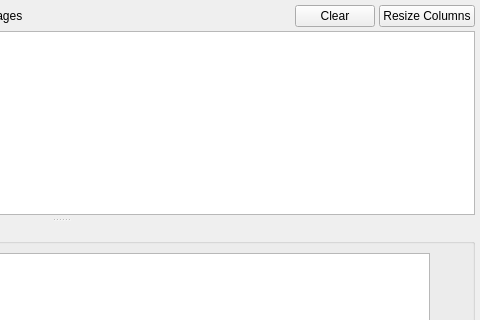
ros-visualization/rqt_common_plugins, file rqt_console/resource/console_widget.ui: the form before one commit; both pictures show x 358 to 838 and y 0 to 320 of the 838 by 675 pixel window.
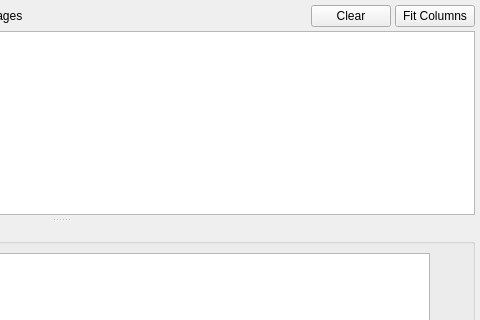
The form after the commit. Custom widgets are drawn as their Qt base class.

Diff of the .ui file:
```diff
--- a/rqt_console/resource/console_widget.ui
+++ b/rqt_console/resource/console_widget.ui
@@ -109,7 +109,7 @@
         <string>Resizes message table columns to fit their contents exactly</string>
        </property>
        <property name="text">
-        <string>Resize Columns</string>
+        <string>Fit Columns</string>
        </property>
       </widget>
      </item>
```
